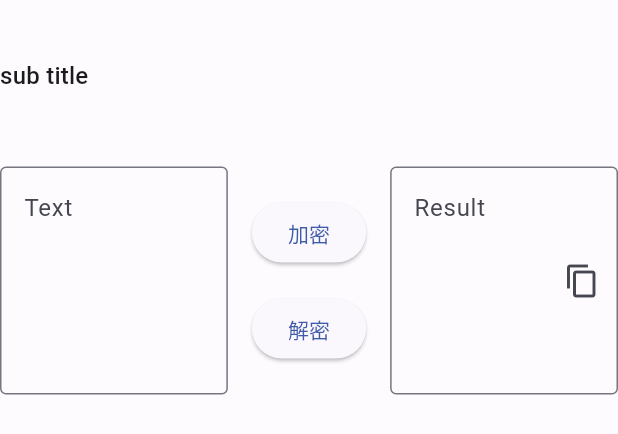
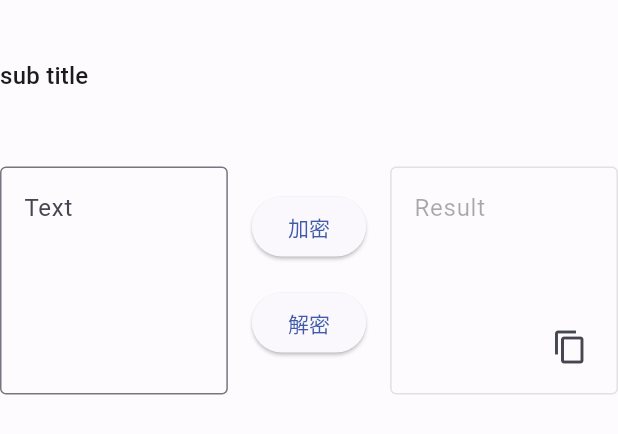
Before and after one commit to KUMA-TECH/flutter_startup, a Flutter app: the CryptoScreen widget shown alone on an empty page, opened directly with empty values, on a phone screen of 412 x 824 dp. Shown: the top 434 px of the screen. Run offline on Flutter 3.47's test engine with Material 2 defaults, Android fonts, the light colour scheme and no system bars; our stand-ins replace fl_chart, flutter_svg, google_fonts; missing offline and left inert: encrypt, window_manager; project files that could hold a hidden picture were left out.

Commit message:
Fix textfield 动态联动

```diff
--- a/lib/app/screen/crypto/crypto_screen.dart
+++ b/lib/app/screen/crypto/crypto_screen.dart
@@ -1,6 +1,7 @@
 import 'package:flutter/material.dart';
 import 'package:flutter/services.dart';
 import 'package:flutter_startup/app/widgets/container/dashboard_header.dart';
+import 'package:flutter_startup/app/widgets/toast.dart';
 import 'package:flutter_startup/res/dimensions.dart';
 import 'package:flutter_startup/utils/crypto.dart';
 
@@ -9,7 +10,12 @@ class CryptoScreen extends StatefulWidget {
   final String title;
   final Crypto crypto;
 
-  CryptoScreen({super.key, required this.title}) : crypto = Crypto();
+  final int maxLines;
+  final int minLines;
+
+  CryptoScreen(
+      {super.key, required this.title, this.minLines = 5, this.maxLines = 30})
+      : crypto = Crypto();
 
   @override
   State<StatefulWidget> createState() => CryptoState();
@@ -46,11 +52,15 @@ class CryptoState extends State<CryptoScreen> {
   }
 
   _buildCrpytoForm() {
-    return Row(children: [
+    return Row(
+        mainAxisAlignment: MainAxisAlignment.start,
+        crossAxisAlignment: CrossAxisAlignment.start,
+        children: [
           Expanded(
             flex: 1,
             child: TextField(
-          maxLines: 5,
+              minLines: widget.minLines,
+              maxLines: widget.maxLines,
               textAlignVertical: TextAlignVertical.top,
               onChanged: ((value) => _encode(value)),
               decoration: const InputDecoration(
@@ -72,28 +82,37 @@ class CryptoState extends State<CryptoScreen> {
           ),
           Expanded(
             flex: 1,
-        child: TextField(
+            child: Stack(
+              alignment: Alignment.bottomRight,
+              children: [
+                TextField(
                   controller: TextEditingController(text: _output),
-          maxLines: 5,
-          // enabled: false,
+                  minLines: widget.minLines,
+                  maxLines: widget.maxLines,
+                  enabled: false,
+                  onChanged: (value) {},
                   textAlignVertical: TextAlignVertical.top,
-          decoration: InputDecoration(
-            border: const OutlineInputBorder(),
+                  decoration: const InputDecoration(
+                    border: OutlineInputBorder(),
                     labelText: 'Result',
                     alignLabelWithHint: true,
-            suffixIcon: IconButton(
+                  ),
+                ),
+                Padding(
+                  padding: const EdgeInsets.only(
+                    right: defaultPaddingValue / 2,
+                    bottom: defaultPaddingValue / 2,
+                  ),
+                  child: IconButton(
                     onPressed: () {
                       if (_output?.isEmpty ?? true) return;
-
                       Clipboard.setData(ClipboardData(text: _output));
-                  ScaffoldMessenger.of(context).showSnackBar(SnackBar(
-                    content: Text("Result copied",
-                        style: Theme.of(context).textTheme.labelMedium),
-                    backgroundColor: Theme.of(context).colorScheme.surface,
-                  ));
+                      toast(context, "Result copied");
                     },
-                icon: const Icon(Icons.copy)),
+                    icon: const Icon(Icons.copy),
                   ),
+                ),
+              ],
             ),
           ),
         ]);
```
Lines whose indentation alone changed are shown as unchanged.
